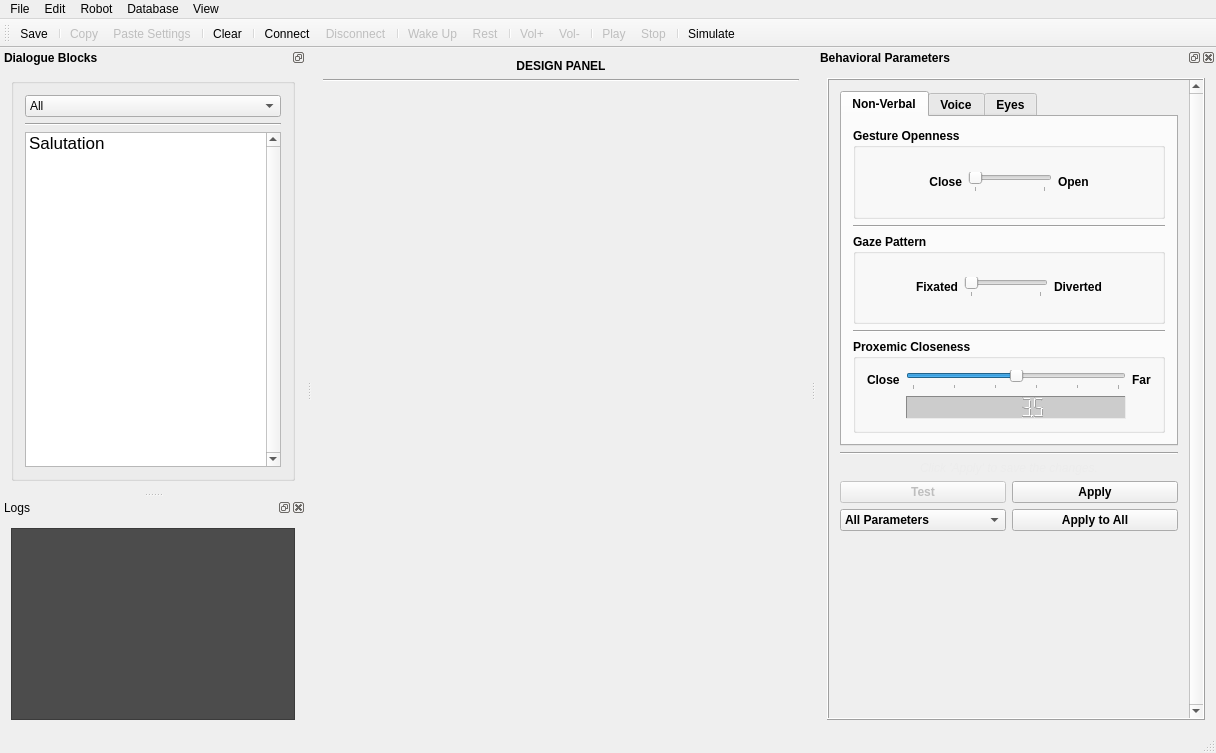
ES-TUDelft/robot-interaction-tool, file interaction_manager/ui/dialogmainwindow.ui: the form before one commit.
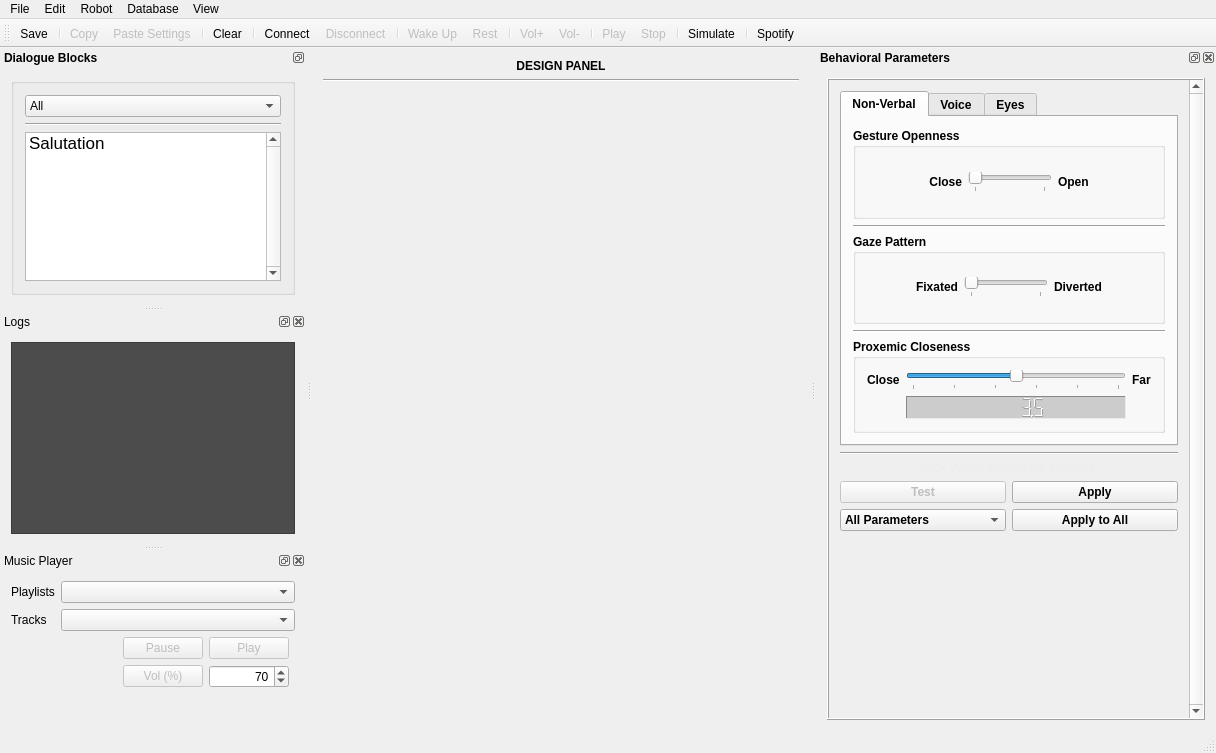
The form after the commit. Icons and pictures are not drawn.

Commit message:
Implemented Spotify integration
- Spotify tested on the simulator (not with the Pepper yet)
- Spotify devices should be active to control the player (via the interface and during the interaction)
- Added music_command to select a track for an interaction block
- Added an example for a bingo_game interaction

```diff
--- a/interaction_manager/ui/dialogmainwindow.ui
+++ b/interaction_manager/ui/dialogmainwindow.ui
@@ -194,6 +194,8 @@
    <addaction name="actionMenuStop"/>
    <addaction name="separator"/>
    <addaction name="actionMenuSimulate"/>
+   <addaction name="separator"/>
+   <addaction name="actionMenuMusic"/>
   </widget>
   <widget class="QStatusBar" name="statusBar"/>
   <widget class="QDockWidget" name="behavioralParametersDockWidget">
@@ -1210,6 +1212,165 @@
     </layout>
    </widget>
   </widget>
+  <widget class="QDockWidget" name="musicDockWidget">
+   <property name="windowTitle">
+    <string>Music Player</string>
+   </property>
+   <attribute name="dockWidgetArea">
+    <number>1</number>
+   </attribute>
+   <widget class="QWidget" name="dockWidgetContents_3">
+    <layout class="QGridLayout" name="gridLayout_16">
+     <item row="2" column="0">
+      <spacer name="verticalSpacer_4">
+       <property name="orientation">
+        <enum>Qt::Vertical</enum>
+       </property>
+       <property name="sizeHint" stdset="0">
+        <size>
+         <width>20</width>
+         <height>40</height>
+        </size>
+       </property>
+      </spacer>
+     </item>
+     <item row="0" column="0">
+      <layout class="QGridLayout" name="gridLayout_10">
+       <item row="0" column="1">
+        <widget class="QComboBox" name="musicPlaylistComboBox"/>
+       </item>
+       <item row="1" column="1">
+        <widget class="QComboBox" name="musicTracksComboBox"/>
+       </item>
+       <item row="0" column="0">
+        <widget class="QLabel" name="label">
+         <property name="sizePolicy">
+          <sizepolicy hsizetype="Fixed" vsizetype="Preferred">
+           <horstretch>0</horstretch>
+           <verstretch>0</verstretch>
+          </sizepolicy>
+         </property>
+         <property name="text">
+          <string>Playlists</string>
+         </property>
+        </widget>
+       </item>
+       <item row="1" column="0">
+        <widget class="QLabel" name="label_5">
+         <property name="sizePolicy">
+          <sizepolicy hsizetype="Fixed" vsizetype="Preferred">
+           <horstretch>0</horstretch>
+           <verstretch>0</verstretch>
+          </sizepolicy>
+         </property>
+         <property name="text">
+          <string>Tracks</string>
+         </property>
+        </widget>
+       </item>
+      </layout>
+     </item>
+     <item row="1" column="0">
+      <layout class="QGridLayout" name="gridLayout_9">
+       <item row="0" column="1">
+        <widget class="QPushButton" name="musicPauseButton">
+         <property name="enabled">
+          <bool>false</bool>
+         </property>
+         <property name="text">
+          <string>Pause</string>
+         </property>
+         <property name="icon">
+          <iconset>
+           <normalon>:/hreresources/icons/pause.png</normalon>
+          </iconset>
+         </property>
+        </widget>
+       </item>
+       <item row="0" column="2">
+        <widget class="QPushButton" name="musicPlayButton">
+         <property name="enabled">
+          <bool>false</bool>
+         </property>
+         <property name="text">
+          <string>Play</string>
+         </property>
+         <property name="icon">
+          <iconset>
+           <normalon>:/hreresources/icons/play.png</normalon>
+          </iconset>
+         </property>
+        </widget>
+       </item>
+       <item row="2" column="0" colspan="4">
+        <widget class="QLineEdit" name="musicMessageLineEdit">
+         <property name="layoutDirection">
+          <enum>Qt::LeftToRight</enum>
+         </property>
+         <property name="autoFillBackground">
+          <bool>false</bool>
+         </property>
+         <property name="styleSheet">
+          <string notr="true">background-color: transparent;</string>
+         </property>
+         <property name="text">
+          <string/>
+         </property>
+         <property name="frame">
+          <bool>false</bool>
+         </property>
+         <property name="alignment">
+          <set>Qt::AlignRight|Qt::AlignTrailing|Qt::AlignVCenter</set>
+         </property>
+         <property name="readOnly">
+          <bool>true</bool>
+         </property>
+        </widget>
+       </item>
+       <item row="1" column="2">
+        <widget class="QSpinBox" name="musicVolumeSpinBox">
+         <property name="alignment">
+          <set>Qt::AlignRight|Qt::AlignTrailing|Qt::AlignVCenter</set>
+         </property>
+         <property name="maximum">
+          <number>100</number>
+         </property>
+         <property name="singleStep">
+          <number>5</number>
+         </property>
+         <property name="value">
+          <number>70</number>
+         </property>
+        </widget>
+       </item>
+       <item row="1" column="1">
+        <widget class="QPushButton" name="musicVolumeButton">
+         <property name="enabled">
+          <bool>false</bool>
+         </property>
+         <property name="text">
+          <string>Vol (%)</string>
+         </property>
+        </widget>
+       </item>
+       <item row="0" column="0">
+        <spacer name="horizontalSpacer">
+         <property name="orientation">
+          <enum>Qt::Horizontal</enum>
+         </property>
+         <property name="sizeHint" stdset="0">
+          <size>
+           <width>40</width>
+           <height>20</height>
+          </size>
+         </property>
+        </spacer>
+       </item>
+      </layout>
+     </item>
+    </layout>
+   </widget>
+  </widget>
   <action name="actionReload">
    <property name="checkable">
     <bool>false</bool>
@@ -1618,6 +1779,31 @@
     <string>Simulate</string>
    </property>
   </action>
+  <action name="actionMenuMusic">
+   <property name="icon">
+    <iconset resource="hre_resources/resources.qrc">
+     <normaloff>:/hreresources/icons/music.png</normaloff>:/hreresources/icons/music.png</iconset>
+   </property>
+   <property name="text">
+    <string>Spotify</string>
+   </property>
+   <property name="toolTip">
+    <string>Music</string>
+   </property>
+  </action>
+  <action name="actionMenuMusicDockView">
+   <property name="text">
+    <string>Music Panel</string>
+   </property>
+  </action>
+  <action name="actionMenuSimulationDockView">
+   <property name="text">
+    <string>Simulation Panel</string>
+   </property>
+   <property name="toolTip">
+    <string>Simulation</string>
+   </property>
+  </action>
  </widget>
  <layoutdefault spacing="6" margin="11"/>
  <resources>
```
Left out of the diff: 8 changed lines with no effect on the pictures. The commit also changes 31 other files.
